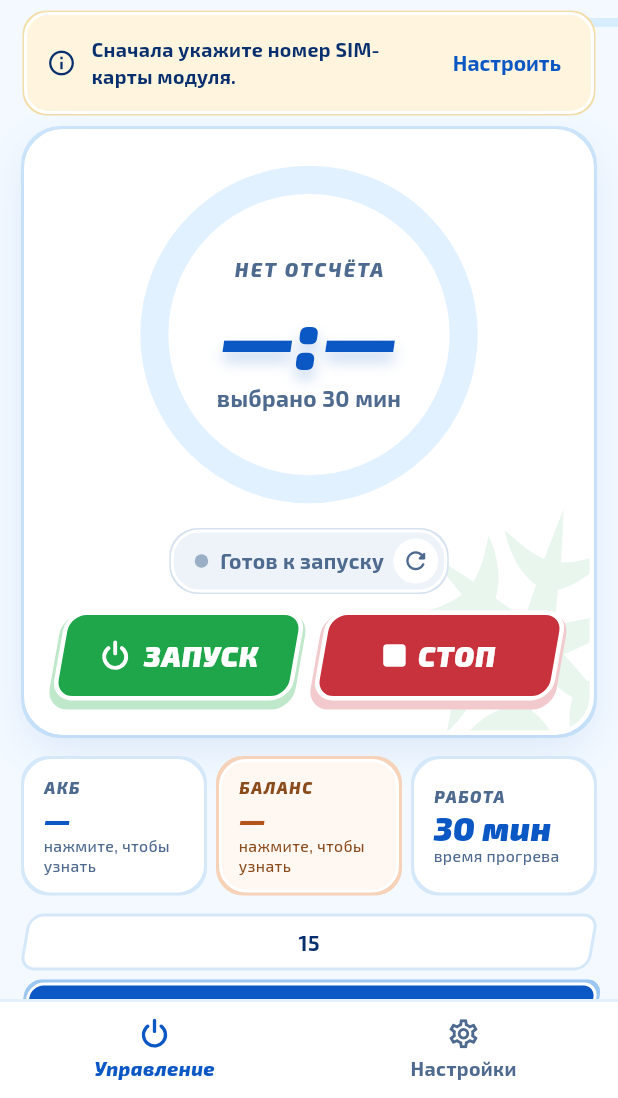
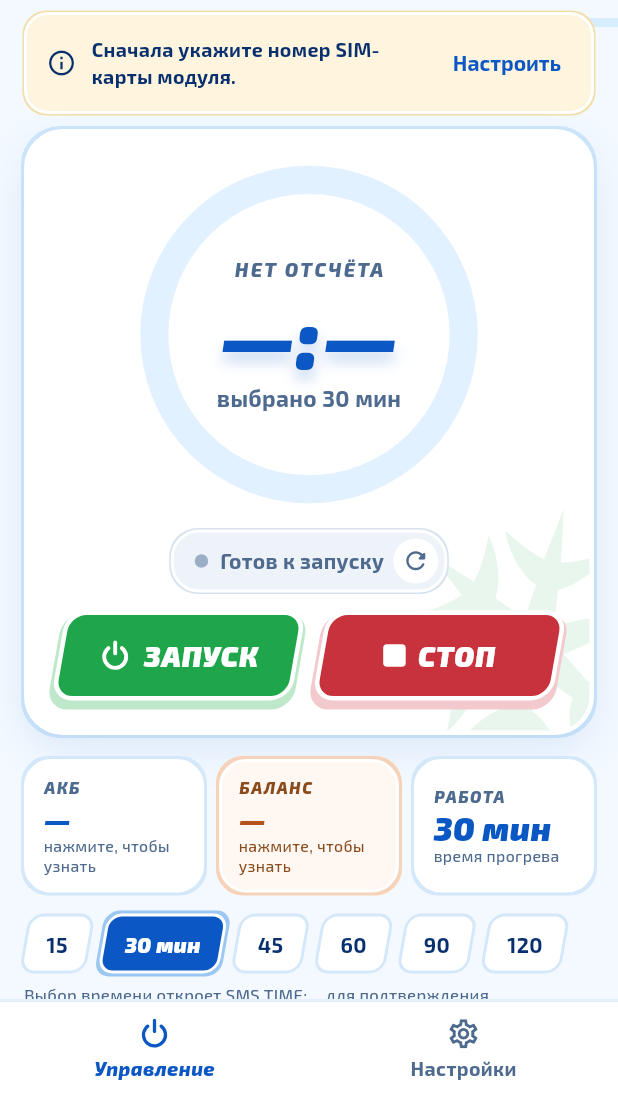
Before and after one commit to Serdjey-Larin/Autonomous-, a Flutter app: the screen it shows after launch, on a phone screen of 412 x 824 dp, the part 138-1236 px from its top. Run offline on Flutter 3.47's test engine with Material 3 defaults, Android fonts, the phone set to English and light mode, and no system bars; our stand-ins replace shared_preferences; missing offline and left inert: flutter_sms.

Commit message:
Status stays valid 5 h after the last STATUS SMS; time chips sized to their text
Co-Authored-By: Claude Opus 5.5 <noreply@anthropic.com>
Claude-Session: https://claude.ai/code/session_01XVTNiMZ22wcFQrdnKWBkzJ

```diff
--- a/gsm_updates/lib/brand.dart
+++ b/gsm_updates/lib/brand.dart
@@ -350,10 +350,11 @@ class SkewChip extends StatelessWidget {
           child: Transform(
             alignment: Alignment.center,
             transform: Matrix4.skewX(_skew),
+            // Без alignment и фиксированной высоты: внутри Wrap фишка по ширине текста,
+            // иначе Container растягивается на всю строку.
             child: Container(
-              height: 38,
-              padding: const EdgeInsets.symmetric(horizontal: 12),
-              alignment: Alignment.center,
+              constraints: const BoxConstraints(minWidth: 44),
+              padding: const EdgeInsets.symmetric(horizontal: 13, vertical: 8),
               decoration: BoxDecoration(
                 color: selected ? Brand.blue : Colors.white,
                 borderRadius: BorderRadius.circular(10),
@@ -363,7 +364,7 @@ class SkewChip extends StatelessWidget {
               child: Transform(
                 alignment: Alignment.center,
                 transform: Matrix4.skewX(-_skew),
-                child: Text(label,
+                child: Text(label, textAlign: TextAlign.center,
                     style: selected
                         ? brandItalic(14, color: Colors.white)
                         : brandText(14, color: Brand.text)),
--- a/gsm_updates/lib/vehicle_state.dart
+++ b/gsm_updates/lib/vehicle_state.dart
@@ -13,8 +13,8 @@ import 'reply_parser.dart';
 /// Ответ ждём не дольше этого — дальше «ответа нет».
 const replyTimeout = Duration(minutes: 15);
 
-/// STATUS старше этого считается устаревшим.
-const statusFreshness = Duration(minutes: 10);
+/// Последний ответ STATUS считается актуальным 5 часов, потом «данные устарели».
+const statusFreshness = Duration(hours: 5);
 
 /// Входящее SMS от модуля (из нативного журнала).
 class InboundSms {
@@ -170,19 +170,26 @@ bool applyUserSent(VehicleConfig car, String command, DateTime now) {
   return false;
 }
 
+String _dayClock(int ms) {
+  final t = DateTime.fromMillisecondsSinceEpoch(ms);
+  String two(int v) => v.toString().padLeft(2, '0');
+  return '${two(t.day)}.${two(t.month)} ${two(t.hour)}:${two(t.minute)}';
+}
+
 String _clock(int ms) {
   final t = DateTime.fromMillisecondsSinceEpoch(ms);
   return '${t.hour.toString().padLeft(2, '0')}:${t.minute.toString().padLeft(2, '0')}';
 }
 
-/// Свежий STATUS: не старше 10 минут и (для «включён») расчётное время не вышло.
+/// Ответ STATUS не старше 5 часов.
 bool statusFresh(VehicleConfig car, DateTime now) {
   if (car.outAt == null || car.outState == null) return false;
-  final nowMs = now.millisecondsSinceEpoch;
-  if (nowMs - car.outAt! > statusFreshness.inMilliseconds) return false;
-  if (car.outState == 'on' && (car.endMs == null || car.endMs! <= nowMs)) return false;
-  return true;
+  return now.millisecondsSinceEpoch - car.outAt! <= statusFreshness.inMilliseconds;
 }
+
+/// По STATUS прогрев был запущен, и отсчёт ещё идёт.
+bool _runningByStatus(VehicleConfig car, DateTime now) =>
+    car.outState == 'on' && car.endMs != null && car.endMs! > now.millisecondsSinceEpoch;
 
 /// После звонка выход переключён, а STATUS ещё не пришёл.
 bool afterCall(VehicleConfig car) =>
@@ -190,7 +197,7 @@ bool afterCall(VehicleConfig car) =>
 
 /// Выход включён по свежему STATUS — только тогда показываем «работу» цветом.
 bool confirmedOn(VehicleConfig car, DateTime now) =>
-    car.outState == 'on' && statusFresh(car, now) && car.basis == 'status' && !afterCall(car);
+    _runningByStatus(car, now) && statusFresh(car, now) && car.basis == 'status' && !afterCall(car);
 
 /// Пользователь позвонил на модуль: звонок переключает выход, поэтому прежний
 /// расчётный отсчёт больше не верен. Точное время даст ответ на STATUS.
@@ -237,7 +244,7 @@ StatusTone statusTone(VehicleConfig car, DateTime now) {
   }
   if (car.outState != null && car.outAt != null) {
     if (!statusFresh(car, now)) return StatusTone.warning;
-    return car.outState == 'on' ? StatusTone.on : StatusTone.off;
+    return _runningByStatus(car, now) ? StatusTone.on : StatusTone.off;
   }
   return StatusTone.idle;
 }
@@ -267,10 +274,11 @@ String statusLine(VehicleConfig car, DateTime now) {
   }
   if (car.outState != null && car.outAt != null) {
     if (statusFresh(car, now)) {
-      final what = car.outState == 'on' ? 'Прогрев запущен' : 'Прогрев выключен';
-      return '$what · SMS в ${_clock(car.outAt!)}';
+      if (_runningByStatus(car, now)) return 'Прогрев запущен · SMS в ${_clock(car.outAt!)}';
+      if (car.outState == 'on') return 'Прогрев завершён по таймеру';
+      return 'Прогрев выключен · SMS в ${_clock(car.outAt!)}';
     }
-    return 'Данные от ${_clock(car.outAt!)} устарели · обновите состояние';
+    return 'Данные от ${_dayClock(car.outAt!)} устарели · обновите состояние';
   }
   if (car.endMs != null && car.endMs! > nowMs) return 'Расчётный таймер · ответа модуля нет';
   return 'Готов к запуску';
```
Also changed, not shown: 1 other file.
